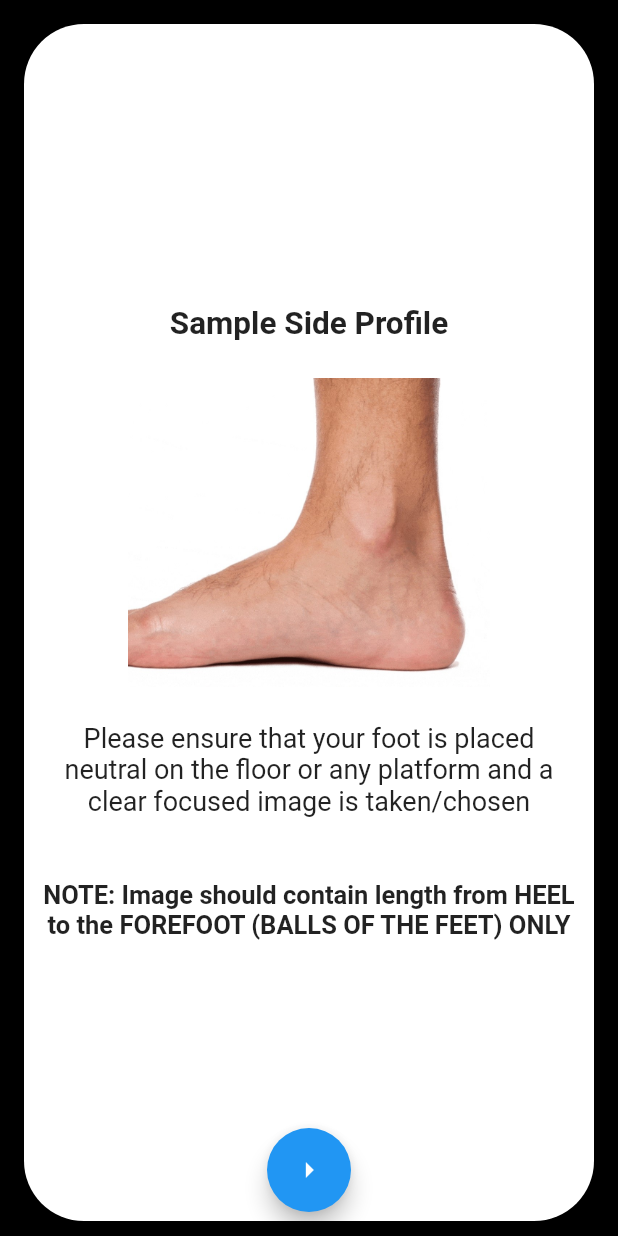
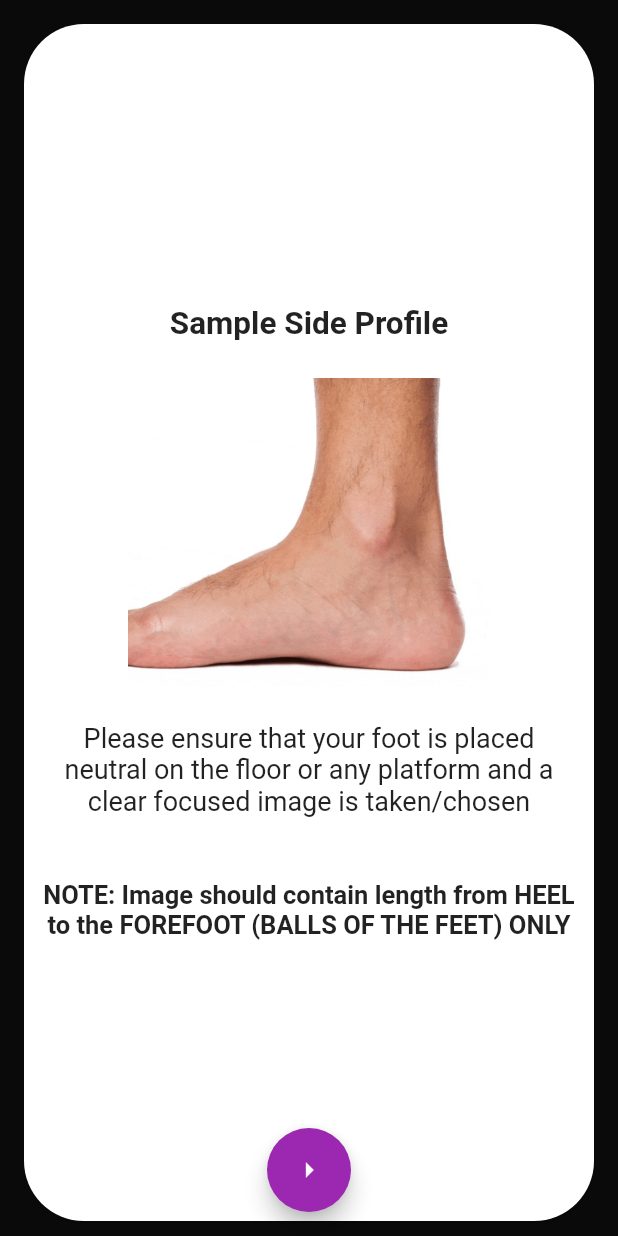
Before and after one commit to sathvik23reddy/FitFoot, a Flutter app: the screen it shows after launch, after a tap on "Instructions", on a phone screen of 412 x 824 dp. Run offline on Flutter 3.47's test engine with Material 2 defaults, Android fonts, the phone set to English and light mode, and no system bars; our stand-ins replace adaptive_dialog, camera, cloud_firestore, firebase_core, image_picker; missing offline and left inert: cross_file_image, dart:ffi, lazy_load_listview; accounts and stored records are empty; network calls fail.

Commit message:
UI Uplift

```diff
--- a/lib/main.dart
+++ b/lib/main.dart
@@ -17,6 +17,6 @@ Future<void> main() async {
   );
   runApp(MaterialApp(
     debugShowCheckedModeBanner: false,
-    home: Home(),
+    home: Home(cameraToUse: cameraToUse),
   ));
 }
--- a/lib/pages/home.dart
+++ b/lib/pages/home.dart
@@ -1,3 +1,4 @@
+import 'package:camera/camera.dart';
 import 'package:fitfoot/pages/image_picker.dart';
 import 'package:fitfoot/pages/info.dart';
 import 'package:fitfoot/pages/instructions.dart';
@@ -5,8 +6,8 @@ import 'package:flutter/material.dart';
 import 'package:flutter/services.dart';
 
 class Home extends StatefulWidget {
-  const Home({super.key});
-
+  const Home({super.key, required this.cameraToUse});
+  final CameraDescription cameraToUse;
   @override
   State<Home> createState() => _HomeState();
 }
@@ -18,26 +19,121 @@ class _HomeState extends State<Home> {
         screenHeight = MediaQuery.of(context).size.height;
     return AnnotatedRegion<SystemUiOverlayStyle>(
         value: SystemUiOverlayStyle(
-          statusBarColor: Colors.black,
+          statusBarColor: Color(0xFF0a0a0a),
         ),
         child: SafeArea(
+          child: Padding(
+            padding: const EdgeInsets.fromLTRB(20, 15, 20, 15),
             child: Column(
+              mainAxisAlignment: MainAxisAlignment.spaceAround,
               children: [
-              ElevatedButton(
-                  onPressed: () => Navigator.push(context,
-                      MaterialPageRoute(builder: ((context) => Info()))),
-                  child: Text("Information")),
-              ElevatedButton(
+                Row(
+                  mainAxisAlignment: MainAxisAlignment.spaceEvenly,
+                  children: [
+                    SizedBox(
+                      height: screenHeight / 2.5,
+                      width: screenWidth / 2.5,
+                      child: ElevatedButton(
+                          style: ElevatedButton.styleFrom(
+                              backgroundColor: Colors.purple,
+                              shape: RoundedRectangleBorder(
+                                  borderRadius: BorderRadius.circular(30.0))),
+                          onPressed: () => Navigator.push(
+                              context,
+                              MaterialPageRoute(
+                                  builder: ((context) => Info()))),
+                          child: Center(
+                            child: Column(
+                              mainAxisAlignment: MainAxisAlignment.center,
+                              children: [
+                                Icon(
+                                  Icons.lock_open_sharp,
+                                  size: 45,
+                                ),
+                                SizedBox(
+                                  height: screenHeight / 28,
+                                ),
+                                Text(
+                                  "Did you know?",
+                                  textAlign: TextAlign.center,
+                                  style: TextStyle(fontSize: 25),
+                                ),
+                              ],
+                            ),
+                          )),
+                    ),
+                    SizedBox(
+                      height: screenHeight / 2.5,
+                      width: screenWidth / 2.5,
+                      child: ElevatedButton(
+                          style: ElevatedButton.styleFrom(
+                              backgroundColor: Colors.purple,
+                              shape: RoundedRectangleBorder(
+                                  borderRadius: BorderRadius.circular(30.0))),
                           onPressed: () => Navigator.push(
                               context,
                               MaterialPageRoute(
                                   builder: ((context) => Instructions()))),
-                  child: Text("Instructions")),
-              ElevatedButton(
-                  onPressed: () => Navigator.push(context,
-                      MaterialPageRoute(builder: ((context) => imagePicker()))),
-                  child: Text("Scan your foot")),
+                          child: Center(
+                            child: Column(
+                              mainAxisAlignment: MainAxisAlignment.center,
+                              children: [
+                                Icon(
+                                  Icons.info,
+                                  size: 45,
+                                ),
+                                SizedBox(
+                                  height: screenHeight / 28,
+                                ),
+                                Text(
+                                  "Instructions",
+                                  textAlign: TextAlign.center,
+                                  style: TextStyle(fontSize: 25),
+                                ),
                               ],
+                            ),
+                          )),
+                    ),
+                  ],
+                ),
+                Padding(
+                  padding: const EdgeInsets.fromLTRB(20, 0, 20, 0),
+                  child: SizedBox(
+                    width: double.infinity,
+                    height: screenHeight / 2.2,
+                    child: ElevatedButton(
+                        style: ElevatedButton.styleFrom(
+                            backgroundColor: Colors.purple,
+                            shape: RoundedRectangleBorder(
+                                borderRadius: BorderRadius.circular(30.0))),
+                        onPressed: () => Navigator.push(
+                            context,
+                            MaterialPageRoute(
+                                builder: ((context) => imagePicker(
+                                    cameraToUse: widget.cameraToUse)))),
+                        child: Center(
+                          child: Column(
+                            mainAxisAlignment: MainAxisAlignment.center,
+                            children: [
+                              Icon(
+                                Icons.document_scanner_outlined,
+                                size: 45,
+                              ),
+                              SizedBox(
+                                height: screenHeight / 18,
+                              ),
+                              Text(
+                                "Scan your foot",
+                                textAlign: TextAlign.center,
+                                style: TextStyle(fontSize: 31),
+                              ),
+                            ],
+                          ),
+                        )),
+                  ),
+                ),
+              ],
+            ),
           ),
         ));
   }
--- a/lib/pages/info.dart
+++ b/lib/pages/info.dart
@@ -63,9 +63,9 @@ class Info extends StatelessWidget {
                     },
                     child: const Text("Proceed"),
                     style: ElevatedButton.styleFrom(
+                        backgroundColor: Colors.purple,
                         shape: RoundedRectangleBorder(
-                            borderRadius: BorderRadius.circular(30.0)),
-                        primary: Colors.purple)),
+                            borderRadius: BorderRadius.circular(30.0)))),
                 SizedBox(
                   height: screenHeight / 32,
                 )
--- a/lib/pages/instructions.dart
+++ b/lib/pages/instructions.dart
@@ -10,15 +10,16 @@ class Instructions extends StatelessWidget {
         screenHeight = MediaQuery.of(context).size.height;
     return AnnotatedRegion<SystemUiOverlayStyle>(
       value: const SystemUiOverlayStyle(
-        statusBarColor: Colors.black,
+        statusBarColor: Color(0xFF0a0a0a),
       ),
       child: SafeArea(
         child: PageView(scrollDirection: Axis.horizontal, children: [
           Scaffold(
-            backgroundColor: Colors.black,
+            backgroundColor: Color(0xFF0a0a0a),
             floatingActionButtonLocation:
                 FloatingActionButtonLocation.centerFloat,
             floatingActionButton: FloatingActionButton(
+              backgroundColor: Colors.purple,
               onPressed: () {},
               child: const Icon(Icons.arrow_right),
             ),
@@ -64,12 +65,14 @@ class Instructions extends StatelessWidget {
             ),
           ),
           Scaffold(
-            backgroundColor: Colors.black,
+            backgroundColor: Color(0xFF0a0a0a),
             floatingActionButtonLocation:
                 FloatingActionButtonLocation.centerFloat,
             floatingActionButton: SizedBox(
               width: screenWidth / 4,
+              height: screenHeight / 21,
               child: FloatingActionButton(
+                backgroundColor: Colors.purple,
                 shape: const RoundedRectangleBorder(
                     borderRadius: BorderRadius.all(Radius.circular(28.0))),
                 onPressed: () {
```
Also changed, not shown: lib/pages/image_picker.dart (+47 -15 lines). Lines whose indentation alone changed are shown as unchanged.
